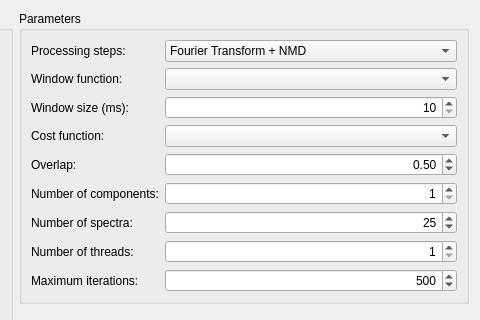
The window that src/browser/CreateProcessDialog.ui (openBliSSART/openBliSSART) describes before a commit, drawn with Qt 5; both pictures show x 254 to 734 and y 0 to 320 of the 734 by 566 pixel window.
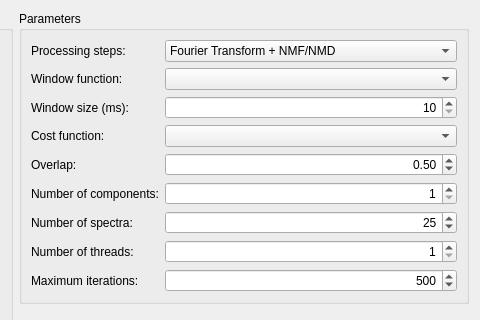
The same window after the commit. Custom widgets are drawn as their Qt base class.

Commit message: Manual update. Small changes in browser UI (texts). -A and -C options for cvtool and fextool.

```diff
--- a/src/browser/CreateProcessDialog.ui
+++ b/src/browser/CreateProcessDialog.ui
@@ -208,7 +208,7 @@
        <widget class="QComboBox" name="cbProcessing" >
         <item>
          <property name="text" >
-          <string>Fourier Transform + NMD</string>
+          <string>Fourier Transform + NMF/NMD</string>
          </property>
         </item>
         <item>
```
The commit also changes 7 other files.
